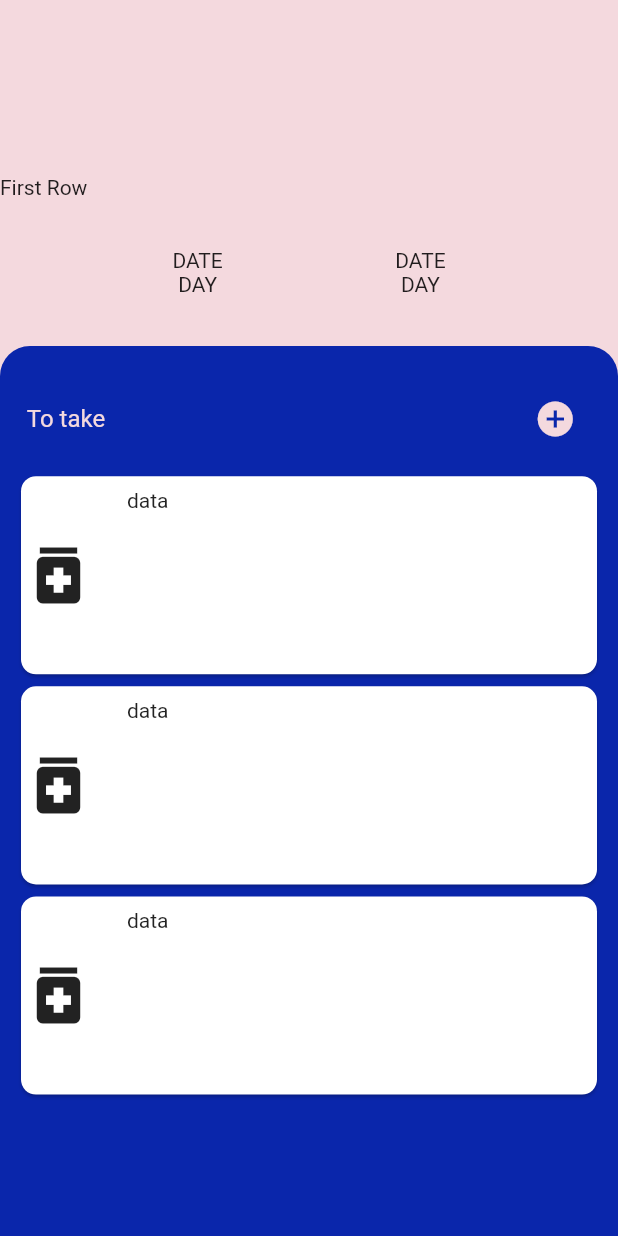
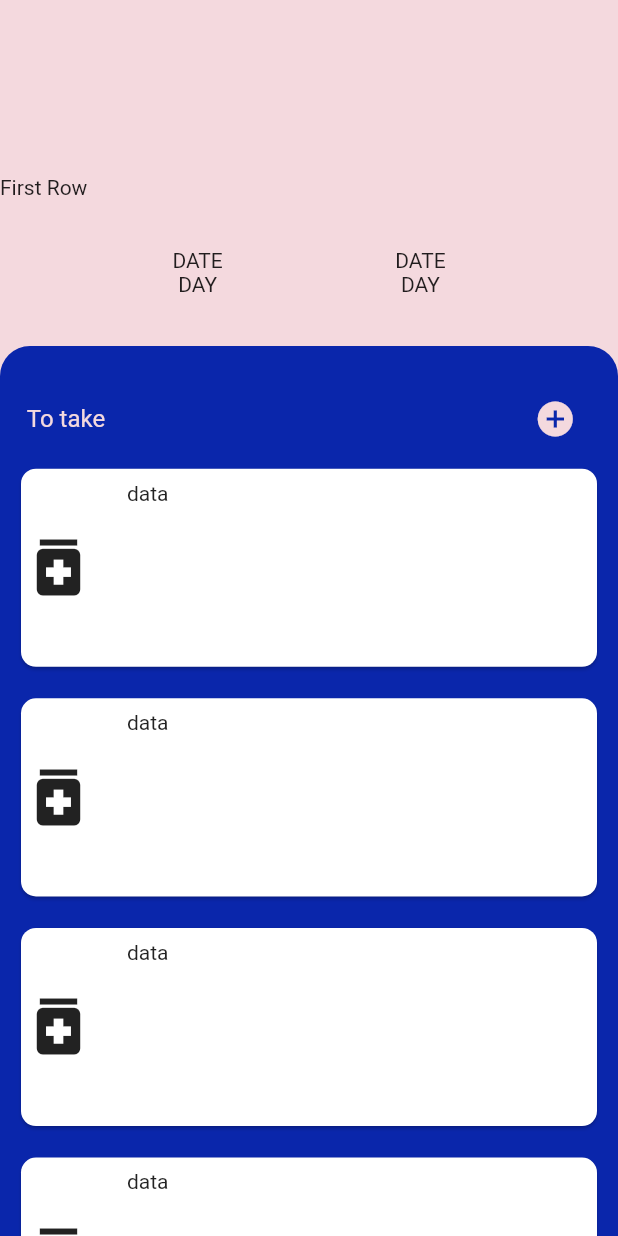
Before and after one commit to ruiyotabby/prescription_app, a Flutter app: the screen it shows after launch, on a phone screen of 412 x 824 dp. Run offline on Flutter 3.47's test engine with Material 2 defaults, Android fonts, the phone set to English and light mode, and no system bars.

Commit message:
h
Signed-off-by: Ruiyot Abby <ruiyotabby@gmail.com>

```diff
--- a/lib/pages/home.dart
+++ b/lib/pages/home.dart
@@ -14,14 +14,15 @@ class _HomePageState extends State<HomePage> {
     double _height = MediaQuery.of(context).size.height;
     double _width = MediaQuery.of(context).size.width;
     return Scaffold(
-      body: Container(
-        // color: Color.fromARGB(255, 253, 222, 233),
+      body: ListView(
+        physics: const NeverScrollableScrollPhysics(),
+        children: [
+          Container(
             color: Theme.of(context).colorScheme.primary,
             height: _height,
             width: _width,
             child: Column(
               mainAxisAlignment: MainAxisAlignment.end,
-          // mainAxisSize: MainAxisSize.min,
               children: [
                 Row(
                   children: const [
@@ -78,8 +79,7 @@ class _HomePageState extends State<HomePage> {
                                 Navigator.push(
                                     context,
                                     MaterialPageRoute(
-                                  builder: (context) => const Add()),
-                            );
+                                        builder: (context) => const Add()));
                               });
                             },
                             icon: Icon(
@@ -90,22 +90,29 @@ class _HomePageState extends State<HomePage> {
                           )
                         ],
                       ),
-                  ListView.builder(
-                    padding:
-                        const EdgeInsets.only(left: 10, right: 10, top: 10),
+                      Expanded(
+                        child: ListView.builder(
                           shrinkWrap: true,
-                    itemCount: 3,
+                          itemCount: 5,
                           itemBuilder: (context, index) {
-                      return SizedBox(
+                            return Padding(
+                              padding: const EdgeInsets.only(
+                                top: 5,
+                                bottom: 8,
+                                left: 10,
+                                right: 10,
+                              ),
+                              child: SizedBox(
                                 height: _height * 0.17,
                                 child: Card(
                                   shape: RoundedRectangleBorder(
                                       borderRadius: BorderRadius.circular(10)),
-                          // color: Colors.white,
+                                  color: Colors.white,
                                   child: Row(
                                     children: [
                                       Column(
-                                mainAxisAlignment: MainAxisAlignment.center,
+                                        mainAxisAlignment:
+                                            MainAxisAlignment.center,
                                         children: const [
                                           Icon(
                                             Icons.medication,
@@ -127,8 +134,10 @@ class _HomePageState extends State<HomePage> {
                                     ],
                                   ),
                                 ),
+                              ),
                             );
                           },
+                        ),
                       ),
                     ],
                   ),
@@ -136,6 +145,8 @@ class _HomePageState extends State<HomePage> {
               ],
             ),
           ),
+        ],
+      ),
     );
   }
 }
```
Lines whose indentation alone changed are shown as unchanged.
